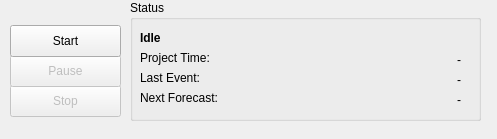
Qt form ramsis/ui/views/simulationwindow.ui (swiss-seismological-service/hermes) before a commit.
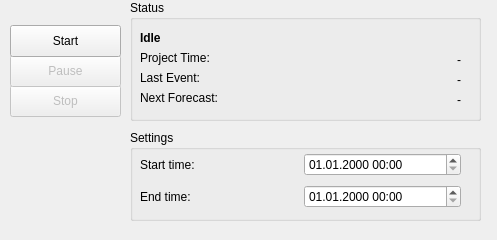
The same form after that commit.

Commit message: Specify start and end time in simulation window. Remove start time from settings.

```diff
--- a/ramsis/ui/views/simulationwindow.ui
+++ b/ramsis/ui/views/simulationwindow.ui
@@ -7,19 +7,19 @@
     <x>0</x>
     <y>0</y>
     <width>497</width>
-    <height>139</height>
+    <height>240</height>
    </rect>
   </property>
   <property name="minimumSize">
    <size>
     <width>497</width>
-    <height>139</height>
+    <height>240</height>
    </size>
   </property>
   <property name="maximumSize">
    <size>
     <width>497</width>
-    <height>139</height>
+    <height>240</height>
    </size>
   </property>
   <property name="windowTitle">
@@ -195,6 +195,59 @@
     <string>Start</string>
    </property>
   </widget>
+  <widget class="QGroupBox" name="settingsBox">
+   <property name="geometry">
+    <rect>
+     <x>130</x>
+     <y>130</y>
+     <width>351</width>
+     <height>91</height>
+    </rect>
+   </property>
+   <property name="title">
+    <string>Settings</string>
+   </property>
+   <widget class="QWidget" name="layoutWidget">
+    <property name="geometry">
+     <rect>
+      <x>10</x>
+      <y>20</y>
+      <width>321</width>
+      <height>62</height>
+     </rect>
+    </property>
+    <layout class="QGridLayout" name="gridLayout">
+     <item row="0" column="0">
+      <widget class="QLabel" name="startTimeTitleLabel">
+       <property name="text">
+        <string>Start time:</string>
+       </property>
+      </widget>
+     </item>
+     <item row="0" column="1">
+      <widget class="QDateTimeEdit" name="startTimeEdit">
+       <property name="displayFormat">
+        <string>dd.MM.yyyy HH:mm</string>
+       </property>
+      </widget>
+     </item>
+     <item row="1" column="0">
+      <widget class="QLabel" name="endTimeTitleLabel">
+       <property name="text">
+        <string>End time:</string>
+       </property>
+      </widget>
+     </item>
+     <item row="1" column="1">
+      <widget class="QDateTimeEdit" name="endTimeEdit">
+       <property name="displayFormat">
+        <string>dd.MM.yyyy HH:mm</string>
+       </property>
+      </widget>
+     </item>
+    </layout>
+   </widget>
+  </widget>
  </widget>
  <resources/>
  <connections/>
```
The commit also changes 3 other files.
